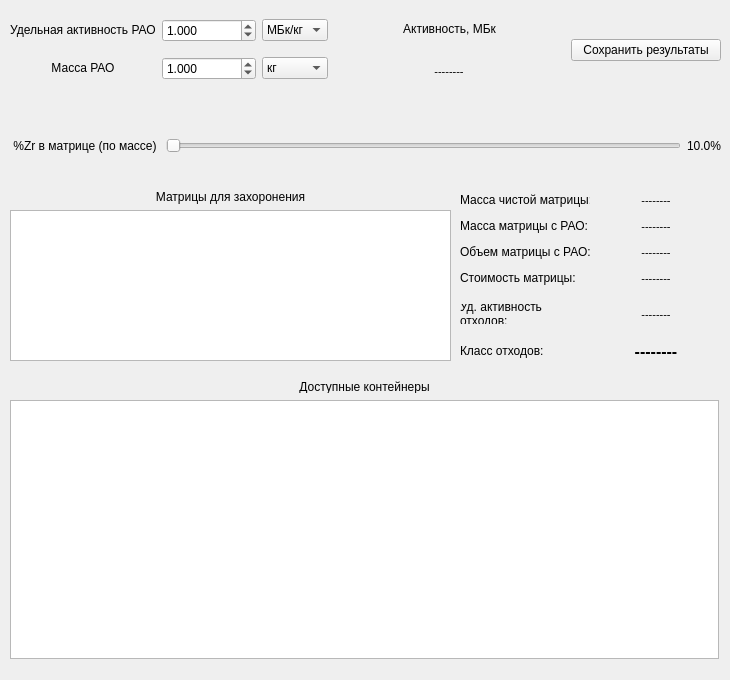
This is mainwindow.ui in NikolaiAndreadi/Zr-Matrix-Price as Qt 5 draws it before an edit. The edited form follows.
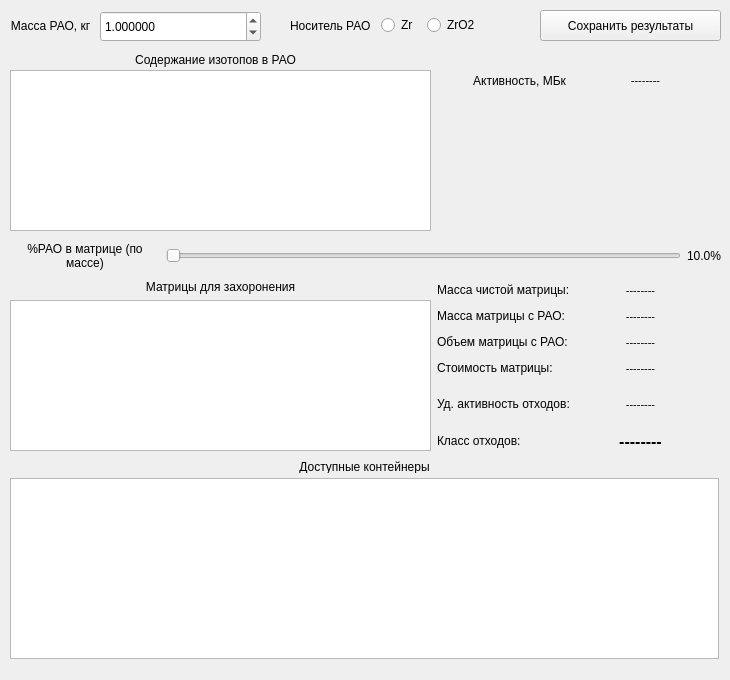
This is the edited form.

Commit message: Start implemetation of new logic, waste carrier selector

What changed in the file:
```diff
--- a/mainwindow.ui
+++ b/mainwindow.ui
@@ -32,214 +32,13 @@
    <string>Калькулятор стоимости переработки РАО</string>
   </property>
   <widget class="QWidget" name="centralwidget">
-   <widget class="QWidget" name="horizontalLayoutWidget">
-    <property name="geometry">
-     <rect>
-      <x>10</x>
-      <y>10</y>
-      <width>711</width>
-      <height>80</height>
-     </rect>
-    </property>
-    <layout class="QHBoxLayout" name="horizontalLayout">
-     <item>
-      <layout class="QGridLayout" name="gridLayout">
-       <property name="sizeConstraint">
-        <enum>QLayout::SetMaximumSize</enum>
-       </property>
-       <item row="0" column="0" alignment="Qt::AlignHCenter|Qt::AlignVCenter">
-        <widget class="QLabel" name="label_SpecificActivity">
-         <property name="sizePolicy">
-          <sizepolicy hsizetype="Fixed" vsizetype="Fixed">
-           <horstretch>0</horstretch>
-           <verstretch>0</verstretch>
-          </sizepolicy>
-         </property>
-         <property name="text">
-          <string>Удельная активность РАО</string>
-         </property>
-         <property name="alignment">
-          <set>Qt::AlignCenter</set>
-         </property>
-        </widget>
-       </item>
-       <item row="1" column="0" alignment="Qt::AlignHCenter|Qt::AlignVCenter">
-        <widget class="QLabel" name="label_WasteMass">
-         <property name="sizePolicy">
-          <sizepolicy hsizetype="Fixed" vsizetype="Fixed">
-           <horstretch>0</horstretch>
-           <verstretch>0</verstretch>
-          </sizepolicy>
-         </property>
-         <property name="text">
-          <string>Масса РАО</string>
-         </property>
-         <property name="alignment">
-          <set>Qt::AlignCenter</set>
-         </property>
-        </widget>
-       </item>
-       <item row="1" column="1">
-        <widget class="QDoubleSpinBox" name="spinBox_WasteMass">
-         <property name="showGroupSeparator" stdset="0">
-          <bool>true</bool>
-         </property>
-         <property name="decimals">
-          <number>3</number>
-         </property>
-         <property name="minimum">
-          <double>0.001000000000000</double>
-         </property>
-         <property name="maximum">
-          <double>1000000.000000000000000</double>
-         </property>
-         <property name="singleStep">
-          <double>1.000000000000000</double>
-         </property>
-         <property name="value">
-          <double>1.000000000000000</double>
-         </property>
-        </widget>
-       </item>
-       <item row="0" column="1">
-        <widget class="QDoubleSpinBox" name="spinBox_SpecificActivity">
-         <property name="showGroupSeparator" stdset="0">
-          <bool>true</bool>
-         </property>
-         <property name="decimals">
-          <number>3</number>
-         </property>
-         <property name="minimum">
-          <double>0.001000000000000</double>
-         </property>
-         <property name="maximum">
-          <double>10000000000.000000000000000</double>
-         </property>
-         <property name="value">
-          <double>1.000000000000000</double>
-         </property>
-        </widget>
-       </item>
-       <item row="0" column="2">
-        <widget class="QComboBox" name="comboBox_SpecificActivityUnits">
-         <item>
-          <property name="text">
-           <string>МБк/кг</string>
-          </property>
-         </item>
-         <item>
-          <property name="text">
-           <string>МБк/т</string>
-          </property>
-         </item>
-         <item>
-          <property name="text">
-           <string>ГБк/кг</string>
-          </property>
-         </item>
-         <item>
-          <property name="text">
-           <string>ГБк/т</string>
-          </property>
-         </item>
-        </widget>
-       </item>
-       <item row="1" column="2">
-        <widget class="QComboBox" name="comboBox_WasteMassUnits">
-         <item>
-          <property name="text">
-           <string>кг</string>
-          </property>
-         </item>
-         <item>
-          <property name="text">
-           <string>т</string>
-          </property>
-         </item>
-        </widget>
-       </item>
-      </layout>
-     </item>
-     <item>
-      <spacer name="horizontalSpacer">
-       <property name="orientation">
-        <enum>Qt::Horizontal</enum>
-       </property>
-       <property name="sizeType">
-        <enum>QSizePolicy::Fixed</enum>
-       </property>
-       <property name="sizeHint" stdset="0">
-        <size>
-         <width>40</width>
-         <height>20</height>
-        </size>
-       </property>
-      </spacer>
-     </item>
-     <item>
-      <layout class="QVBoxLayout" name="verticalLayout">
-       <item>
-        <widget class="QLabel" name="label_Activity">
-         <property name="text">
-          <string>Активность, МБк</string>
-         </property>
-         <property name="alignment">
-          <set>Qt::AlignCenter</set>
-         </property>
-        </widget>
-       </item>
-       <item alignment="Qt::AlignHCenter|Qt::AlignVCenter">
-        <widget class="QLabel" name="label_ActivityValue">
-         <property name="font">
-          <font>
-           <pointsize>8</pointsize>
-          </font>
-         </property>
-         <property name="text">
-          <string>--------</string>
-         </property>
-         <property name="alignment">
-          <set>Qt::AlignCenter</set>
-         </property>
-         <property name="wordWrap">
-          <bool>false</bool>
-         </property>
-        </widget>
-       </item>
-      </layout>
-     </item>
-     <item>
-      <spacer name="horizontalSpacer_2">
-       <property name="orientation">
-        <enum>Qt::Horizontal</enum>
-       </property>
-       <property name="sizeType">
-        <enum>QSizePolicy::Fixed</enum>
-       </property>
-       <property name="sizeHint" stdset="0">
-        <size>
-         <width>40</width>
-         <height>20</height>
-        </size>
-       </property>
-      </spacer>
-     </item>
-     <item>
-      <widget class="QPushButton" name="pushButton_SaveResults">
-       <property name="text">
-        <string>Сохранить результаты</string>
-       </property>
-      </widget>
-     </item>
-    </layout>
-   </widget>
    <widget class="QWidget" name="horizontalLayoutWidget_2">
     <property name="geometry">
      <rect>
       <x>10</x>
-      <y>120</y>
+      <y>240</y>
       <width>711</width>
-      <height>51</height>
+      <height>31</height>
      </rect>
     </property>
     <layout class="QHBoxLayout" name="horizontalLayout_2">
@@ -258,7 +57,7 @@
         </size>
        </property>
        <property name="text">
-        <string>%Zr в матрице (по массе)</string>
+        <string>%РАО в матрице (по массе)</string>
        </property>
        <property name="alignment">
         <set>Qt::AlignCenter</set>
@@ -300,8 +99,8 @@
     <property name="geometry">
      <rect>
       <x>10</x>
-      <y>190</y>
-      <width>441</width>
+      <y>280</y>
+      <width>421</width>
       <height>171</height>
      </rect>
     </property>
@@ -331,9 +130,9 @@
    <widget class="QWidget" name="formLayoutWidget">
     <property name="geometry">
      <rect>
-      <x>460</x>
-      <y>190</y>
-      <width>261</width>
+      <x>437</x>
+      <y>280</y>
+      <width>291</width>
       <height>171</height>
      </rect>
     </property>
@@ -342,13 +141,13 @@
       <widget class="QLabel" name="label_MatrixMass">
        <property name="minimumSize">
         <size>
-         <width>130</width>
+         <width>140</width>
          <height>20</height>
         </size>
        </property>
        <property name="maximumSize">
         <size>
-         <width>130</width>
+         <width>140</width>
          <height>20</height>
         </size>
        </property>
@@ -373,13 +172,13 @@
       <widget class="QLabel" name="label_MatrixVolume">
        <property name="minimumSize">
         <size>
-         <width>130</width>
+         <width>140</width>
          <height>20</height>
         </size>
        </property>
        <property name="maximumSize">
         <size>
-         <width>130</width>
+         <width>140</width>
          <height>20</height>
         </size>
        </property>
@@ -404,13 +203,13 @@
       <widget class="QLabel" name="label_MatrixPureMass">
        <property name="minimumSize">
         <size>
-         <width>130</width>
+         <width>140</width>
          <height>20</height>
         </size>
        </property>
        <property name="maximumSize">
         <size>
-         <width>130</width>
+         <width>140</width>
          <height>20</height>
         </size>
        </property>
@@ -435,13 +234,13 @@
       <widget class="QLabel" name="label_MatrixPrice">
        <property name="minimumSize">
         <size>
-         <width>130</width>
+         <width>140</width>
          <height>20</height>
         </size>
        </property>
        <property name="maximumSize">
         <size>
-         <width>130</width>
+         <width>140</width>
          <height>20</height>
         </size>
        </property>
@@ -466,13 +265,13 @@
       <widget class="QLabel" name="label_MatrixPriceValue">
        <property name="minimumSize">
         <size>
-         <width>120</width>
+         <width>115</width>
          <height>20</height>
         </size>
        </property>
        <property name="maximumSize">
         <size>
-         <width>120</width>
+         <width>115</width>
          <height>20</height>
         </size>
        </property>
@@ -496,13 +295,13 @@
       <widget class="QLabel" name="label_MatrixVolumeValue">
        <property name="minimumSize">
         <size>
-         <width>120</width>
+         <width>115</width>
          <height>20</height>
         </size>
        </property>
        <property name="maximumSize">
         <size>
-         <width>120</width>
+         <width>115</width>
          <height>20</height>
         </size>
        </property>
@@ -526,13 +325,13 @@
       <widget class="QLabel" name="label_MatrixPureMassValue">
        <property name="minimumSize">
         <size>
-         <width>120</width>
+         <width>115</width>
          <height>20</height>
         </size>
        </property>
        <property name="maximumSize">
         <size>
-         <width>120</width>
+         <width>115</width>
          <height>20</height>
         </size>
        </property>
@@ -556,13 +355,13 @@
       <widget class="QLabel" name="label_MatrixMassValue">
        <property name="minimumSize">
         <size>
-         <width>120</width>
+         <width>115</width>
          <height>20</height>
         </size>
        </property>
        <property name="maximumSize">
         <size>
-         <width>120</width>
+         <width>115</width>
          <height>20</height>
         </size>
        </property>
@@ -586,13 +385,13 @@
       <widget class="QLabel" name="label_MatrixWasteSpecificActivityValue">
        <property name="minimumSize">
         <size>
-         <width>120</width>
+         <width>115</width>
          <height>20</height>
         </size>
        </property>
        <property name="maximumSize">
         <size>
-         <width>120</width>
+         <width>115</width>
          <height>20</height>
         </size>
        </property>
@@ -616,13 +415,13 @@
       <widget class="QLabel" name="label_MatrixWasteClassValue">
        <property name="minimumSize">
         <size>
-         <width>120</width>
+         <width>115</width>
          <height>20</height>
         </size>
        </property>
        <property name="maximumSize">
         <size>
-         <width>120</width>
+         <width>115</width>
          <height>20</height>
         </size>
        </property>
@@ -648,13 +447,13 @@
       <widget class="QLabel" name="label_MatrixWasteClass">
        <property name="minimumSize">
         <size>
-         <width>130</width>
+         <width>140</width>
          <height>20</height>
         </size>
        </property>
        <property name="maximumSize">
         <size>
-         <width>130</width>
+         <width>140</width>
          <height>20</height>
         </size>
        </property>
@@ -731,13 +530,13 @@
       <widget class="QLabel" name="label_MatrixWasteSpecificActivity">
        <property name="minimumSize">
         <size>
-         <width>130</width>
+         <width>140</width>
          <height>20</height>
         </size>
        </property>
        <property name="maximumSize">
         <size>
-         <width>130</width>
+         <width>140</width>
          <height>20</height>
         </size>
        </property>
@@ -764,7 +563,7 @@
     <property name="geometry">
      <rect>
       <x>10</x>
-      <y>380</y>
+      <y>460</y>
       <width>709</width>
       <height>13</height>
      </rect>
@@ -780,9 +579,9 @@
     <property name="geometry">
      <rect>
       <x>10</x>
-      <y>400</y>
+      <y>478</y>
       <width>709</width>
-      <height>259</height>
+      <height>181</height>
      </rect>
     </property>
     <property name="inputMethodHints">
@@ -843,6 +642,174 @@
      <bool>false</bool>
     </attribute>
    </widget>
+   <widget class="QLabel" name="label_WasteMass">
+    <property name="geometry">
+     <rect>
+      <x>10</x>
+      <y>10</y>
+      <width>81</width>
+      <height>31</height>
+     </rect>
+    </property>
+    <property name="sizePolicy">
+     <sizepolicy hsizetype="Fixed" vsizetype="Fixed">
+      <horstretch>0</horstretch>
+      <verstretch>0</verstretch>
+     </sizepolicy>
+    </property>
+    <property name="text">
+     <string>Масса РАО, кг</string>
+    </property>
+    <property name="alignment">
+     <set>Qt::AlignCenter</set>
+    </property>
+   </widget>
+   <widget class="QLabel" name="label_WasteIsotopes">
+    <property name="geometry">
+     <rect>
+      <x>10</x>
+      <y>50</y>
+      <width>411</width>
+      <height>20</height>
+     </rect>
+    </property>
+    <property name="sizePolicy">
+     <sizepolicy hsizetype="Fixed" vsizetype="Fixed">
+      <horstretch>0</horstretch>
+      <verstretch>0</verstretch>
+     </sizepolicy>
+    </property>
+    <property name="text">
+     <string>Содержание изотопов в РАО</string>
+    </property>
+    <property name="alignment">
+     <set>Qt::AlignCenter</set>
+    </property>
+   </widget>
+   <widget class="QPushButton" name="pushButton_SaveResults">
+    <property name="geometry">
+     <rect>
+      <x>540</x>
+      <y>10</y>
+      <width>181</width>
+      <height>31</height>
+     </rect>
+    </property>
+    <property name="text">
+     <string>Сохранить результаты</string>
+    </property>
+   </widget>
+   <widget class="QTableView" name="tableView">
+    <property name="geometry">
+     <rect>
+      <x>10</x>
+      <y>70</y>
+      <width>421</width>
+      <height>161</height>
+     </rect>
+    </property>
+   </widget>
+   <widget class="QLabel" name="label_Activity">
+    <property name="geometry">
+     <rect>
+      <x>450</x>
+      <y>70</y>
+      <width>139</width>
+      <height>22</height>
+     </rect>
+    </property>
+    <property name="text">
+     <string>Активность, МБк</string>
+    </property>
+    <property name="alignment">
+     <set>Qt::AlignCenter</set>
+    </property>
+   </widget>
+   <widget class="QLabel" name="label_ActivityValue">
+    <property name="geometry">
+     <rect>
+      <x>600</x>
+      <y>70</y>
+      <width>91</width>
+      <height>21</height>
+     </rect>
+    </property>
+    <property name="font">
+     <font>
+      <pointsize>8</pointsize>
+     </font>
+    </property>
+    <property name="text">
+     <string>--------</string>
+    </property>
+    <property name="alignment">
+     <set>Qt::AlignCenter</set>
+    </property>
+    <property name="wordWrap">
+     <bool>false</bool>
+    </property>
+   </widget>
+   <widget class="QWidget" name="horizontalLayoutWidget">
+    <property name="geometry">
+     <rect>
+      <x>290</x>
+      <y>10</y>
+      <width>221</width>
+      <height>31</height>
+     </rect>
+    </property>
+    <layout class="QHBoxLayout" name="horizontalLayout">
+     <item>
+      <widget class="QLabel" name="label">
+       <property name="text">
+        <string>Носитель РАО</string>
+       </property>
+      </widget>
+     </item>
+     <item>
+      <widget class="QRadioButton" name="radioButton_ZrCarrier">
+       <property name="maximumSize">
+        <size>
+         <width>40</width>
+         <height>16777215</height>
+        </size>
+       </property>
+       <property name="text">
+        <string>Zr</string>
+       </property>
+      </widget>
+     </item>
+     <item>
+      <widget class="QRadioButton" name="radioButton_ZrO2Carrier">
+       <property name="text">
+        <string>ZrO2</string>
+       </property>
+      </widget>
+     </item>
+    </layout>
+   </widget>
+   <widget class="QDoubleSpinBox" name="doubleSpinBox_WasteMass">
+    <property name="geometry">
+     <rect>
+      <x>100</x>
+      <y>11</y>
+      <width>161</width>
+      <height>31</height>
+     </rect>
+    </property>
+    <property name="decimals">
+     <number>6</number>
+    </property>
+    <property name="minimum">
+     <double>0.000001000000000</double>
+    </property>
+    <property name="maximum">
+     <double>1000000000000000.000000000000000</double>
+    </property>
+    <property name="value">
+     <double>1.000000000000000</double>
+    </property>
+   </widget>
   </widget>
   <widget class="QStatusBar" name="statusBar">
    <property name="enabled">
```
The commit also changes 7 other files.
